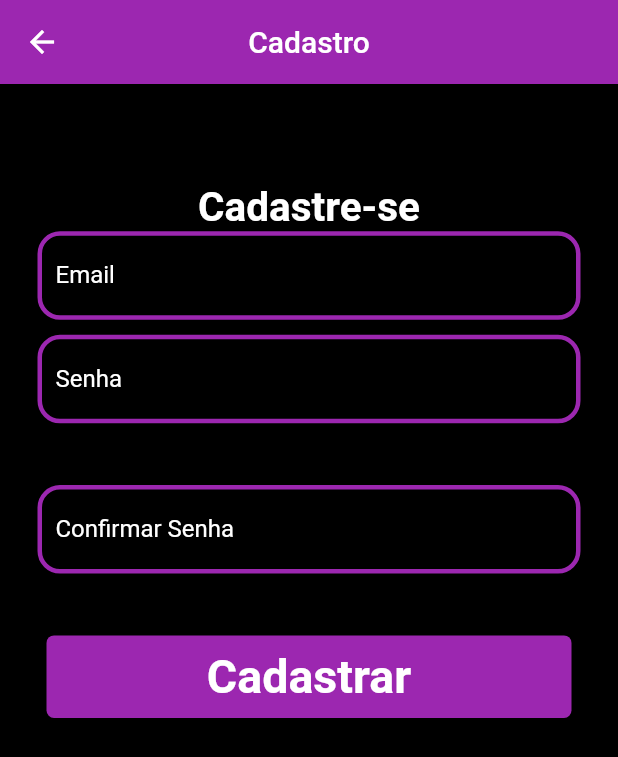
After one commit to lincolnzera1/Flutter-MongoDB-API_REST, a Flutter app: the screen it shows after launch, after a tap on "Cadastre-se", on a phone screen of 412 x 824 dp. The commit adds this screen. Shown: the top 757 px of the screen. Run offline on Flutter 3.47's test engine with Material 2 defaults, Android fonts, the phone set to English and light mode, and no system bars; our stand-ins replace faker, flutter_dotenv; missing offline and left inert: mongo_dart.

Commit message:
Registro feito, com suas respectivas autorizações

```diff
--- a/lib/dbHelper/mongodb.dart
+++ b/lib/dbHelper/mongodb.dart
@@ -2,6 +2,7 @@ import 'dart:convert';
 import 'dart:developer';
 
 import 'package:flutter_verbos/mongoDbModel.dart';
+import 'package:flutter_verbos/mongoModel2.dart';
 import 'package:mongo_dart/mongo_dart.dart';
 import 'package:flutter_dotenv/flutter_dotenv.dart';
 
@@ -29,13 +30,34 @@ class MongoDataBase{ // Conexão com banco de dados
     }
   }
 
-  static Future getData() async {
+  static Future<String> insert2(MongoModel2 data) async {
+    try {
+      var result = userCollection.insertOne(data.toJson()); // só essa linha praticamente
+      if(result.isSuccess){
+        return "Data inserted";
+      }else{
+        return "Something wrong";
+      }
+    } catch (e) {
+      return "$e error *****";
+    }
+  }
+
+
+
+  static Future<List> getData() async {
 
     // find() para pegar todos os dados da collection.
     final arrData = await userCollection.find().toList();
     print("arrDATA é: ${arrData.runtimeType}");
-
     return arrData;
   }
 
+  /* static Future authEmail() async{
+    final arrData = await userCollection.find().toList();
+    for(var elemento in arrData){
+      if(elemento["email"])
+    }
+  } */
+
 }
--- a/lib/main.dart
+++ b/lib/main.dart
@@ -7,6 +7,7 @@ import 'package:flutter_verbos/classes/pessoas.dart';
 import 'package:flutter_verbos/dbHelper/mongodb.dart';
 import 'package:flutter_verbos/get.dart';
 import 'package:flutter_verbos/insert.dart';
+import 'package:flutter_verbos/pages/initialPage.dart';
 import 'package:flutter_verbos/verbos.dart';
 import 'package:http/http.dart' as http;
 import 'package:mongo_dart/mongo_dart.dart';
@@ -28,8 +29,24 @@ Future main() async{
 
   @override
   Widget build(BuildContext context) {
+
     return MaterialApp(
-      home: GetData(),
+      theme: ThemeData(
+        primarySwatch: Colors.purple,
+        inputDecorationTheme: const InputDecorationTheme(
+          enabledBorder: OutlineInputBorder(
+            borderSide: BorderSide(width: 3, color: Colors.purple),
+             borderRadius: BorderRadius.all(Radius.circular(15))
+          ),
+
+          focusedBorder: OutlineInputBorder(
+            borderSide: BorderSide(width: 3, color: Colors.purple),
+             borderRadius: BorderRadius.all(Radius.circular(15))
+          ),
+
+        ),
+      ),
+      home: LoginScreen(),
       debugShowCheckedModeBanner: false,
     );
   }
--- /dev/null
+++ b/lib/mongoModel2.dart
@@ -0,0 +1,35 @@
+// To parse this JSON data, do
+//
+//     final mongoModel2 = mongoModel2FromJson(jsonString);
+
+import 'dart:convert';
+
+import 'package:mongo_dart/mongo_dart.dart';
+
+MongoModel2 mongoModel2FromJson(String str) => MongoModel2.fromJson(json.decode(str));
+
+String mongoModel2ToJson(MongoModel2 data) => json.encode(data.toJson());
+
+class MongoModel2 {
+    MongoModel2({
+        required this.id,
+        required this.email,
+        required this.password,
+    });
+
+    ObjectId id;
+    String email;
+    String password;
+
+    factory MongoModel2.fromJson(Map<String, dynamic> json) => MongoModel2(
+        id: json["id"],
+        email: json["email"],
+        password: json["password"],
+    );
+
+    Map<String, dynamic> toJson() => {
+        "id": id,
+        "email": email,
+        "password": password,
+    };
+}
--- /dev/null
+++ b/lib/pages/feedPage.dart
@@ -0,0 +1,23 @@
+import 'package:flutter/material.dart';
+
+class FeedPage extends StatefulWidget {
+  const FeedPage({ Key? key }) : super(key: key);
+
+  @override
+  State<FeedPage> createState() => _FeedPageState();
+}
+
+class _FeedPageState extends State<FeedPage> {
+  @override
+  Widget build(BuildContext context) {
+    return Scaffold(
+      body: Container(
+        child: Column(
+          children: [
+
+          ],
+        ),
+      ),
+    );
+  }
+}
--- /dev/null
+++ b/lib/pages/initialPage.dart
@@ -0,0 +1,114 @@
+import 'package:flutter/material.dart';
+import 'package:flutter_verbos/pages/feedPage.dart';
+import 'package:flutter_verbos/pages/registerPage.dart';
+import 'package:flutter_verbos/styles/logIn.dart';
+import 'package:flutter_verbos/widgets/loginButton.dart';
+import 'package:flutter_verbos/widgets/textfield.dart';
+import 'package:crypto/crypto.dart';
+import 'dart:convert'; // for the utf8.encode method
+
+class LoginScreen extends StatefulWidget {
+  const LoginScreen({ Key? key }) : super(key: key);
+
+  @override
+  State<LoginScreen> createState() => _LoginScreenState();
+}
+
+class _LoginScreenState extends State<LoginScreen> {
+  @override
+  Widget build(BuildContext context) {
+
+    dynamic altura = MediaQuery.of(context).size.height;
+
+    var emailController = TextEditingController();
+    var passwordController = TextEditingController();
+
+    xis(){
+       print("string é essa");
+    }
+
+    return Scaffold(
+      backgroundColor: Colors.black,
+      body: SingleChildScrollView(
+        child: Container(
+          padding: const EdgeInsets.all(20),
+          child: Column(
+            children: [
+              SizedBox(height: altura * 0.05,),
+              const Text("Bem-vindo", style: login,),
+              SizedBox(height: altura * 0.12,),
+              TextField(
+                decoration: InputDecoration(
+                  hintText: "Insira seu email",
+                  hintStyle: TextStyle(color: Colors.white),
+                  labelText: "Email",
+                  labelStyle: TextStyle(color: Colors.white),
+                  border: OutlineInputBorder()
+                ),
+                controller: emailController,
+              ),
+              const SizedBox(height: 10,),
+              TextField(
+                decoration: InputDecoration(
+                  hintText: "Insira sua senha",
+                  hintStyle: TextStyle(color: Colors.white),
+                  labelText: "Senha",
+                  labelStyle: TextStyle(color: Colors.white),
+                  border: OutlineInputBorder()
+                ),
+                controller: passwordController,
+              ),
+              SizedBox(height: altura * 0.1,),
+              Row(
+                mainAxisAlignment: MainAxisAlignment.end,
+                children: [
+                  const Text("Esqueceu a senha? ", style: TextStyle(color: Colors.white, fontSize: 20),),
+                  const Text("GUILHERMEE", style: TextStyle(color: Color.fromARGB(255, 169, 36, 192),  fontSize: 23,),)
+                ],
+              ),
+              SizedBox(height: altura * 0.1,),
+              InkWell(
+                onTap: () => {
+                  print(emailController.text),
+                   Navigator.push(
+                    context,
+                    MaterialPageRoute(builder: ((context) => FeedPage() )))
+                },
+                child:
+                  Ink(
+                    decoration: const BoxDecoration(
+                      color: Colors.purple,
+                      borderRadius: BorderRadius.all(Radius.circular(5))
+                    ),
+                    height: 70,
+                    width: 500,
+
+                    child: Center(child: Text("Entrar", style: loginButtonText,),),
+                ),
+            ),
+            SizedBox(height: altura * 0.05,),
+            Row(
+              mainAxisAlignment: MainAxisAlignment.center,
+              children: [
+                Text("Não possui conta?", style: TextStyle(color: Colors.white, fontSize: 20),),
+                InkWell(
+                    onTap: () => {
+                      Navigator.push(
+                        context,
+                        MaterialPageRoute(builder: ((context) => RegisterPage() )))
+                    },
+                    child:
+                      Ink(
+                        child:  Center(child: Text(" Cadastre-se", style: TextStyle(color: Color.fromARGB(255, 169, 36, 192),  fontSize: 23,)),),
+                      ),
+                )
+              ],
+            )
+            ],
+          ),
+        ),
+      )
+    );
+  }
+
+}
--- /dev/null
+++ b/lib/pages/registerPage.dart
@@ -0,0 +1,145 @@
+// ignore_for_file: prefer_const_constructors
+
+import 'package:flutter/material.dart';
+import 'package:flutter_verbos/dbHelper/mongodb.dart';
+import 'package:flutter_verbos/insert.dart';
+import 'package:flutter_verbos/styles/logIn.dart';
+import 'package:flutter_verbos/widgets/textfield.dart';
+import 'package:mongo_dart/mongo_dart.dart' as M;
+import 'package:flutter_verbos/mongoModel2.dart';
+import 'package:crypto/crypto.dart';
+import 'dart:convert'; // for the utf8.encode method
+
+class RegisterPage extends StatefulWidget {
+  const RegisterPage({ Key? key }) : super(key: key);
+
+  @override
+  State<RegisterPage> createState() => _RegisterPageState();
+}
+
+class _RegisterPageState extends State<RegisterPage> {
+
+  // Criar os controllers aqui.
+
+  final TextEditingController confirmPasswordController = TextEditingController();
+  final TextEditingController passwordController = TextEditingController();
+  final TextEditingController emailController = TextEditingController();
+
+
+
+  @override
+  Widget build(BuildContext context) {
+
+
+  dynamic altura = MediaQuery.of(context).size.height;
+
+
+
+    return Scaffold(
+      backgroundColor: Colors.black,
+      appBar: AppBar(title: Text("Cadastro"),centerTitle: true,),
+      body: SingleChildScrollView (
+        child: Container(
+          padding: EdgeInsets.all(25),
+          child: Column(
+            children: [
+              SizedBox(height: altura * 0.05,),
+                const Text("Cadastre-se", style: login,),
+                TextFormField(
+                  style: TextStyle(color: Colors.white),
+                  decoration: InputDecoration(
+                    hintText: "Insira seu email",
+                    hintStyle: TextStyle(color: Colors.white),
+                    labelText: "Email",
+                    labelStyle: TextStyle(color: Colors.white),
+                    border: OutlineInputBorder()
+                  ),
+                  controller: emailController,
+                ),
+                const SizedBox(height: 10,),
+                TextFormField(
+                  style: TextStyle(color: Colors.white),
+                   decoration: InputDecoration(
+                    hintText: "Insira sua senha",
+                    hintStyle: TextStyle(color: Colors.white),
+                    labelText: "Senha",
+                    labelStyle: TextStyle(color: Colors.white),
+                    border: OutlineInputBorder()
+                  ),
+                  controller: passwordController,
+
+                ),
+                SizedBox(height: altura * 0.05,),
+                TextFormField(
+                  style: TextStyle(color: Colors.white),
+                   decoration: InputDecoration(
+                    hintText: "Insira sua senha novamente",
+                    hintStyle: TextStyle(color: Colors.white),
+                    labelText: "Confirmar Senha",
+                    labelStyle: TextStyle(color: Colors.white),
+                    border: OutlineInputBorder()
+                  ),
+                  controller: confirmPasswordController,
+
+                ),
+                SizedBox(height: altura * 0.05,),
+                InkWell(
+                  onTap: () async {
+                    await registrar();
+                  },
+                  child: Ink(
+                      decoration: const BoxDecoration(
+                        color: Colors.purple,
+                        borderRadius: BorderRadius.all(Radius.circular(5))
+                      ),
+                      height: 55,
+                      width: 350,
+                      child: Center(child: Text("Cadastrar", style: loginButtonText,),),
+                  ),
+              ),
+            ],
+          ),
+        ),
+      ),
+    );
+
+  }
+
+  Future _insert(String email, String password, String confirmPassword) async{
+
+    var _id = M.ObjectId();
+    final data = MongoModel2(id: _id, email: email, password: password);
+    var result = MongoDataBase.insert2(data);
+    //ScaffoldMessenger.of(context).showSnackBar(SnackBar(content: Text("Inserted ID: " + _id.$oid)));
+    ScaffoldMessenger.of(context).showSnackBar(SnackBar( backgroundColor: Colors.green, content: Text("Cadastro feito com sucesso!")));
+  }
+
+  Future registrar() async {
+    List dados = await MongoDataBase.getData();
+    if(passwordController.text == confirmPasswordController.text){
+      try {
+
+        for(var i in dados){
+          if(i["email"] == emailController.text){
+            ScaffoldMessenger.of(context).showSnackBar(SnackBar(content: Text("O email já foi cadastrado!")));
+
+            return;
+          }
+        }
+        // Criptografar senha para o banco de dados.
+        var bytes = utf8.encode("${passwordController.text}");
+        var digest = sha1.convert(bytes);
+
+        _insert(emailController.text, digest.toString(), confirmPasswordController.text);
+        Navigator.pop(context);
+
+      } catch (e) {
+        ScaffoldMessenger.of(context).showSnackBar(SnackBar(content: Text("Houve um erro, tente novamente mais tarde.")));
+      }
+
+    }else{
+      ScaffoldMessenger.of(context).showSnackBar(SnackBar(content: Text("As senhas não são iguais.")));
+    }
+  }
+
+}
--- /dev/null
+++ b/lib/styles/logIn.dart
@@ -0,0 +1,15 @@
+import 'package:flutter/material.dart';
+
+const login = TextStyle(
+  fontSize: 27,
+  fontWeight: FontWeight.bold,
+  color: Colors.white
+);
+
+const loginButtonText = TextStyle(
+  fontSize: 31,
+  fontWeight: FontWeight.bold,
+  color: Colors.white,
+
+
+);
--- a/pubspec.yaml
+++ b/pubspec.yaml
@@ -38,6 +38,7 @@ dependencies:
   # The following adds the Cupertino Icons font to your application.
   # Use with the CupertinoIcons class for iOS style icons.
   cupertino_icons: ^1.0.2
+  crypto: ^3.0.2
 
 dev_dependencies:
   flutter_test:
```
Also changed, not shown: lib/widgets/textfield.dart (added, +7 -0 lines), lib/widgets/loginButton.dart (added), pubspec.lock, 1 other file.
